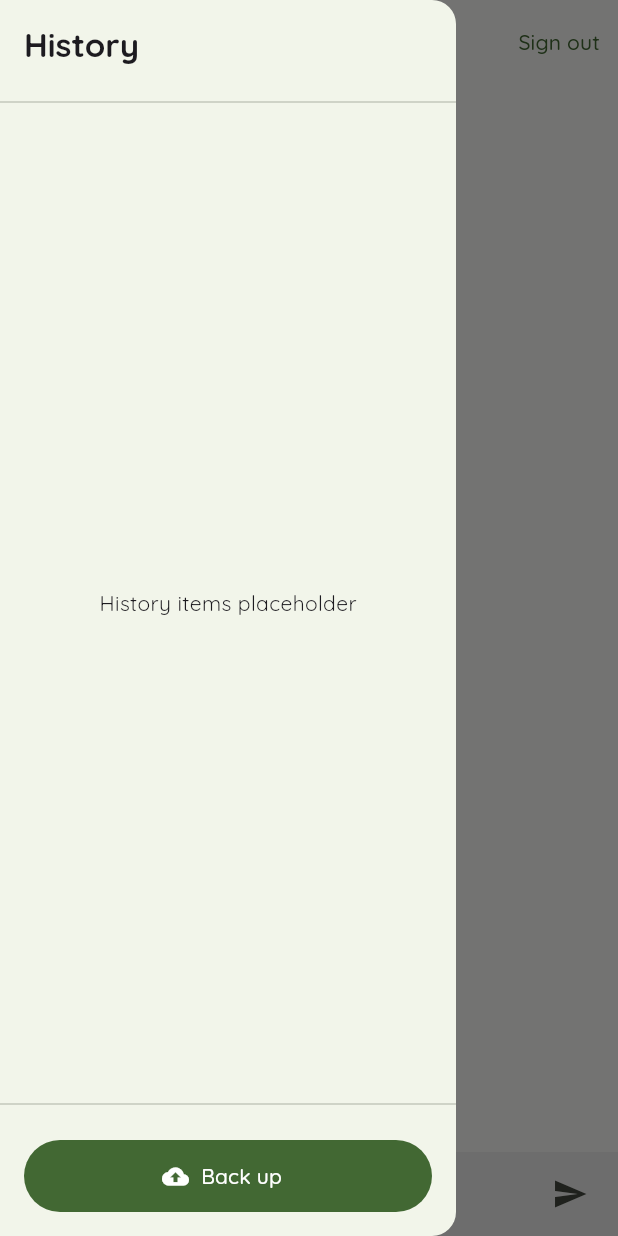
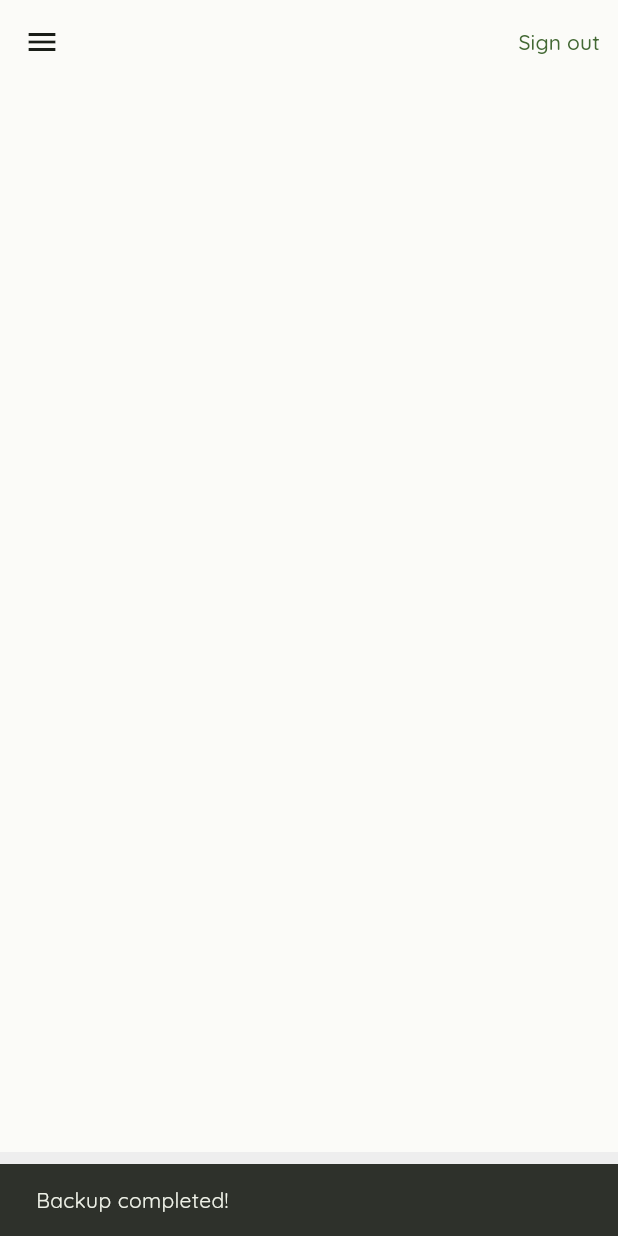
Before and after one commit to leonCTL12/AI-Companion-ChatApp, a Flutter app: the screen it shows once a user with an empty profile is signed in, in the side drawer, after a tap on "Back up", on a phone screen of 412 x 824 dp. Run offline on Flutter 3.47's test engine with Material 3 defaults, Android fonts, the phone set to English and light mode, and no system bars; our stand-ins replace cloud_firestore, cloud_functions, firebase_auth, firebase_core, flutter_riverpod, google_fonts and 4 more; accounts and stored records are empty; generated files the repository leaves out were written again.

Commit message:
feat: hook backup UI

```diff
--- /dev/null
+++ b/lib/features/backup/application/backup_repository_provider.dart
@@ -0,0 +1,14 @@
+import 'package:llm_chatbot/features/backup/application/cloud_storage_service_provider.dart';
+import 'package:llm_chatbot/features/backup/infrastructure/repositories/backup_repository.dart';
+import 'package:llm_chatbot/features/chat/application/local_db_service_provider.dart';
+import 'package:riverpod_annotation/riverpod_annotation.dart';
+
+part 'backup_repository_provider.g.dart';
+
+@riverpod
+BackupRepository backupRepository(Ref ref) {
+  final localDbService = ref.watch(localDbServiceProvider);
+  final cloudStorageService = ref.watch(cloudStorageServiceProvider);
+
+  return BackupRepository(localDbService, cloudStorageService);
+}
--- /dev/null
+++ b/lib/features/backup/application/cloud_storage_service_provider.dart
@@ -0,0 +1,9 @@
+import 'package:llm_chatbot/features/backup/infrastructure/services/cloud_storage_service.dart';
+import 'package:riverpod_annotation/riverpod_annotation.dart';
+
+part 'cloud_storage_service_provider.g.dart';
+
+@riverpod
+CloudStorageService cloudStorageService(Ref ref) {
+  return CloudStorageService();
+}
--- /dev/null
+++ b/lib/features/backup/presentations/widgets/backup_button.dart
@@ -0,0 +1,68 @@
+import 'package:flutter/material.dart';
+import 'package:flutter_riverpod/flutter_riverpod.dart';
+import 'package:llm_chatbot/features/auth/application/auth_state_provider.dart';
+import 'package:llm_chatbot/features/backup/application/backup_repository_provider.dart';
+
+class BackupButton extends ConsumerWidget {
+  const BackupButton({super.key});
+
+  @override
+  Widget build(BuildContext context, WidgetRef ref) {
+    final authStateAsync = ref.watch(authStateProvider);
+
+    final authUser = authStateAsync.value;
+    if (authUser == null) return const SizedBox.shrink(); //just for safety
+
+    return Padding(
+      padding: const EdgeInsets.all(16.0),
+      child: SizedBox(
+        width: double.infinity,
+        height: 48,
+        child: FilledButton.icon(
+          onPressed: () async {
+            _showLoadingDialog(context);
+            final messenger = ScaffoldMessenger.of(context);
+            String result = "";
+            try {
+              await ref
+                  .read(backupRepositoryProvider)
+                  .executeBackup(authUser.uid);
+              result = 'Backup completed!';
+            } catch (e) {
+              result = 'Backup failed: ${e.toString()}';
+            } finally {
+              if (context.mounted) {
+                //Pop the loading dialog
+                Navigator.of(context).pop();
+                //Pop the drawer
+                Navigator.of(context).pop();
+
+                messenger.showSnackBar(SnackBar(content: Text(result)));
+              }
+            }
+          },
+          label: const Text('Back up'),
+          icon: const Icon(Icons.backup),
+        ),
+      ),
+    );
+  }
+
+  void _showLoadingDialog(BuildContext context) {
+    showDialog(
+      context: context,
+      barrierDismissible: false,
+      builder: (context) {
+        return AlertDialog(
+          content: Row(
+            children: [
+              CircularProgressIndicator(),
+              SizedBox(width: 24),
+              Text('Backing up...'),
+            ],
+          ),
+        );
+      },
+    );
+  }
+}
--- a/lib/features/chat/presentation/widgets/chat_page_drawer.dart
+++ b/lib/features/chat/presentation/widgets/chat_page_drawer.dart
@@ -1,6 +1,7 @@
 import 'package:flutter/material.dart';
 import 'package:flutter_riverpod/flutter_riverpod.dart';
 import 'package:llm_chatbot/features/auth/application/auth_state_provider.dart';
+import 'package:llm_chatbot/features/backup/presentations/widgets/backup_button.dart';
 
 class ChatPageDrawer extends ConsumerWidget {
   const ChatPageDrawer({super.key});
@@ -28,24 +29,7 @@ class ChatPageDrawer extends ConsumerWidget {
             const Expanded(
               child: Center(child: Text('History items placeholder')),
             ),
-            if (authUser != null) ...[
-              const Divider(),
-
-              Padding(
-                padding: const EdgeInsets.all(16.0),
-                child: SizedBox(
-                  width: double.infinity,
-                  height: 48,
-                  child: FilledButton.icon(
-                    onPressed: () {
-                      //TODO: back up logic
-                    },
-                    label: const Text('Back up'),
-                    icon: const Icon(Icons.backup),
-                  ),
-                ),
-              ),
-            ],
+            if (authUser != null) ...[const Divider(), BackupButton()],
           ],
         ),
       ),
```
Also changed, not shown: lib/features/backup/application/backup_repository_provider.g.dart (added), lib/features/backup/application/cloud_storage_service_provider.g.dart (added), 1 other file.
